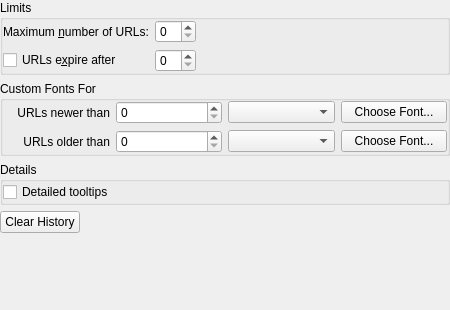
This is konqueror/sidebar/trees/history_module/history_dlg.ui in KDE/konqueror as Qt 5 draws it before an edit. The edited form follows.
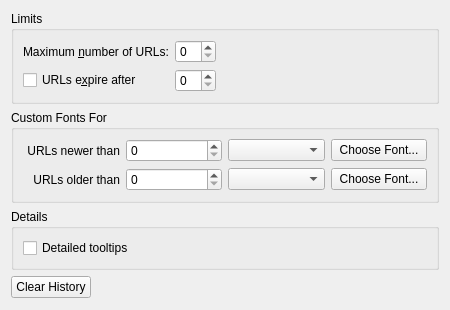
This is the edited form. Custom widgets are drawn as their Qt base class.

Commit message: Remove explicit setting of margins and spacing, to get the style/platform standard.  Corrects spacing in the Konqueror KCM modules "Web Browsing - Appearance - Stylesheets" and "Web Browsing - History Sidebar".

Patch:
```diff
--- a/konqueror/sidebar/trees/history_module/history_dlg.ui
+++ b/konqueror/sidebar/trees/history_module/history_dlg.ui
@@ -10,18 +10,12 @@
    </rect>
   </property>
   <layout class="QVBoxLayout" >
-   <property name="margin" >
-    <number>0</number>
-   </property>
    <item>
     <widget class="QGroupBox" name="gbLimits" >
      <property name="title" >
       <string>Limits</string>
      </property>
      <layout class="QGridLayout" >
-      <property name="margin" >
-       <number>0</number>
-      </property>
       <item row="1" column="2" >
        <spacer name="Spacer1" >
         <property name="orientation" >
@@ -73,9 +67,6 @@
       <string>Custom Fonts For</string>
      </property>
      <layout class="QGridLayout" >
-      <property name="margin" >
-       <number>0</number>
-      </property>
       <item row="0" column="1" >
        <widget class="KIntSpinBox" name="spinNewer" />
       </item>
@@ -137,9 +128,6 @@
       <string>Details</string>
      </property>
      <layout class="QHBoxLayout" >
-      <property name="margin" >
-       <number>0</number>
-      </property>
       <item>
        <widget class="QCheckBox" name="cbDetailedTips" >
         <property name="toolTip" >
@@ -155,9 +143,6 @@
    </item>
    <item>
     <layout class="QHBoxLayout" >
-     <property name="margin" >
-      <number>0</number>
-     </property>
      <item>
       <widget class="QPushButton" name="btnClearHistory" >
        <property name="text" >
```
The commit also changes 2 other files.
